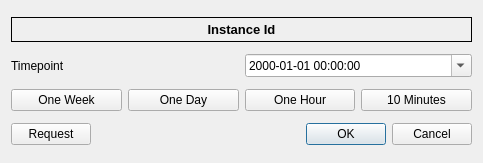
Above: src/pythonGui/karabogui/dialogs/conftime.ui from European-XFEL/Karabo before the change. Below: the same form after it.
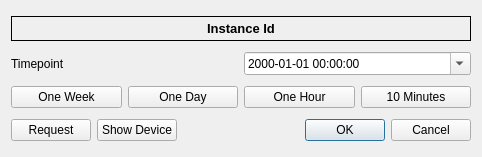
That is the form after the change.

Commit message: GUI: Enhance configuration dialogs with show device option

```diff
--- a/src/pythonGui/karabogui/dialogs/conftime.ui
+++ b/src/pythonGui/karabogui/dialogs/conftime.ui
@@ -6,8 +6,8 @@
    <rect>
     <x>0</x>
     <y>0</y>
-    <width>483</width>
-    <height>163</height>
+    <width>482</width>
+    <height>157</height>
    </rect>
   </property>
   <property name="windowTitle">
@@ -111,6 +111,13 @@
        </property>
       </widget>
      </item>
+     <item>
+      <widget class="QPushButton" name="ui_show_device">
+       <property name="text">
+        <string>Show Device</string>
+       </property>
+      </widget>
+     </item>
      <item>
       <widget class="QDialogButtonBox" name="buttonBox">
        <property name="orientation">
```
The commit also changes 3 other files.
